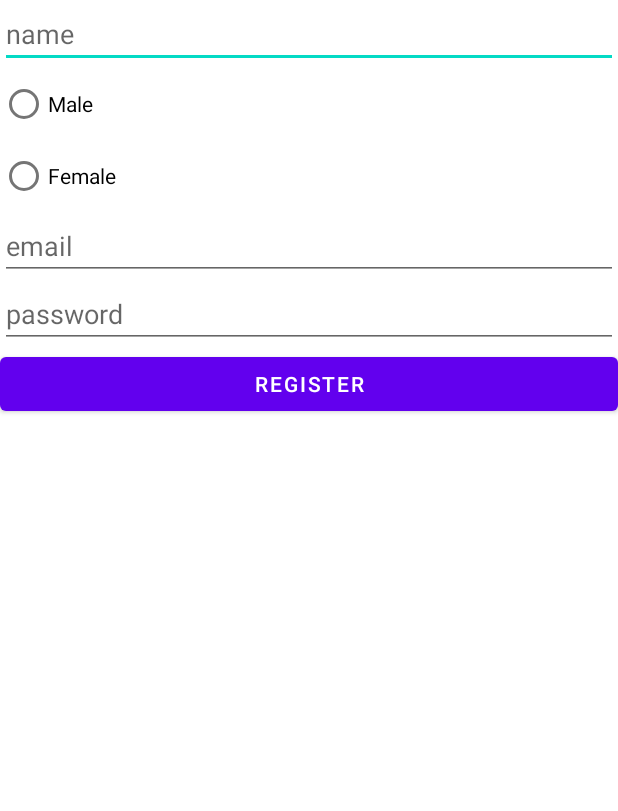
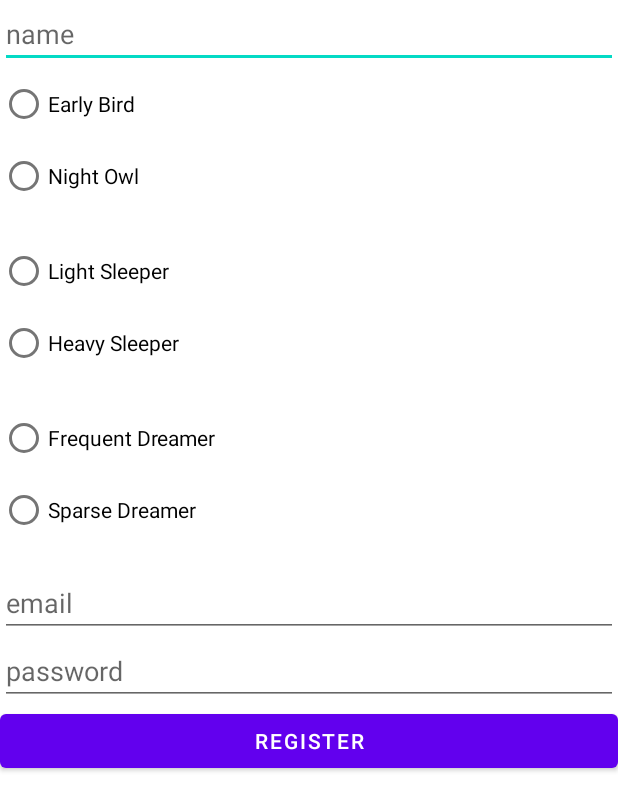
Before and after one commit to Lin2/dreamsbhacks, an Android app: the RegistrationActivity screen opened directly, with no data from a screen before it, on a phone screen of 412 x 824 dp. Shown: the top 811 px of the screen. Run offline under Robolectric (Android 15) with nearby library versions, the phone set to English and light mode, and no system bars; our stand-ins replace Firebase (no records; nobody signed in at launch, a user with empty details on screens opened directly).

Commit message:
Extra registration options

```diff
--- a/app/src/main/java/com/example/dream_sbhacks/RegistrationActivity.java
+++ b/app/src/main/java/com/example/dream_sbhacks/RegistrationActivity.java
@@ -54,7 +54,7 @@ public class RegistrationActivity extends AppCompatActivity {
         mEmail = (EditText) findViewById(R.id.email);
         mPassword = (EditText) findViewById(R.id.password);
         mName = (EditText) findViewById(R.id.name);
-        mRadioGroup = (RadioGroup) findViewById(R.id.radioGroup);
+        mRadioGroup = (RadioGroup) findViewById(R.id.radioGroup1);
 
         mRegister.setOnClickListener(new View.OnClickListener() {
             @Override
--- a/app/src/main/res/layout/activity_registration.xml
+++ b/app/src/main/res/layout/activity_registration.xml
@@ -14,16 +14,49 @@
     <RadioGroup
         android:layout_width="match_parent"
         android:layout_height="wrap_content"
-        android:id="@+id/radioGroup"
+        android:id="@+id/radioGroup1"
+        android:paddingBottom="15dp"
         >
         <RadioButton
             android:layout_width="wrap_content"
             android:layout_height="wrap_content"
-            android:text="Male" />
+            android:text="Early Bird" />
         <RadioButton
         android:layout_width="wrap_content"
         android:layout_height="wrap_content"
-        android:text="Female" />
+        android:text="Night Owl" />
+    </RadioGroup>
+
+    <RadioGroup
+        android:layout_width="match_parent"
+        android:layout_height="wrap_content"
+        android:id="@+id/radioGroup2"
+        android:paddingBottom="15dp"
+        >
+        <RadioButton
+            android:layout_width="wrap_content"
+            android:layout_height="wrap_content"
+            android:text="Light Sleeper" />
+        <RadioButton
+            android:layout_width="wrap_content"
+            android:layout_height="wrap_content"
+            android:text="Heavy Sleeper"/>
+    </RadioGroup>
+
+    <RadioGroup
+        android:layout_width="match_parent"
+        android:layout_height="wrap_content"
+        android:id="@+id/radioGroup3"
+        android:paddingBottom="15dp"
+        >
+        <RadioButton
+            android:layout_width="wrap_content"
+            android:layout_height="wrap_content"
+            android:text="Frequent Dreamer" />
+        <RadioButton
+            android:layout_width="wrap_content"
+            android:layout_height="wrap_content"
+            android:text="Sparse Dreamer" />
     </RadioGroup>
     <EditText
         android:layout_width="match_parent"
```
